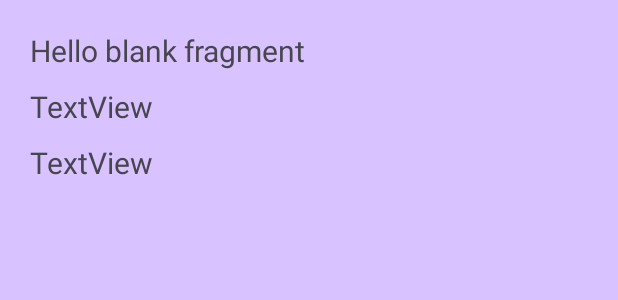
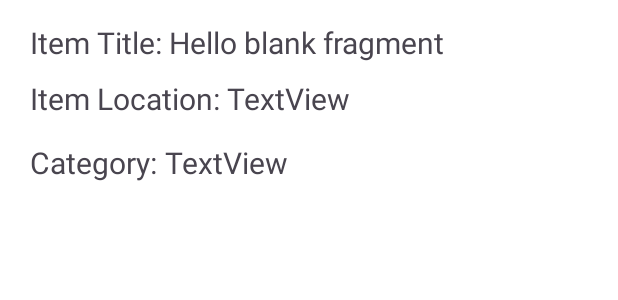
Before and after one commit to peschwartz/hippie-christmas, an Android app: the layout fragment_item.xml on its own in the app's theme, with its tools: preview values and no code run, on a phone screen of 412 x 824 dp. Shown: the top 300 px of the screen. Run offline under Robolectric (Android 15) with nearby library versions, the phone set to English and light mode, and no system bars.

Commit message:
layout edits to fragment

```diff
--- a/app/src/main/res/layout/fragment_item.xml
+++ b/app/src/main/res/layout/fragment_item.xml
@@ -8,36 +8,83 @@
     <LinearLayout
         android:layout_width="match_parent"
         android:layout_height="match_parent"
-        android:background="#D8C2FF"
+        android:background="#FFFFFF"
         android:orientation="vertical"
         android:paddingStart="20dp"
         android:paddingTop="20dp"
         android:paddingEnd="20dp">
 
+        <LinearLayout
+            android:layout_width="match_parent"
+            android:layout_height="wrap_content"
+            android:orientation="horizontal">
+
+            <TextView
+                android:id="@+id/titleTextView2"
+                android:layout_width="wrap_content"
+                android:layout_height="wrap_content"
+                android:layout_gravity="center_vertical"
+                android:layout_marginBottom="10dp"
+                android:text="Item Title: "
+                android:textSize="20sp" />
+
             <TextView
                 android:id="@+id/titleTextView"
-            android:layout_width="match_parent"
+                android:layout_width="wrap_content"
                 android:layout_height="wrap_content"
-            android:layout_gravity="center_vertical"
+                android:layout_gravity="right|center_vertical"
                 android:layout_marginBottom="10dp"
                 android:text="@string/hello_blank_fragment"
                 android:textSize="20sp" />
 
+        </LinearLayout>
+
+        <LinearLayout
+            android:layout_width="match_parent"
+            android:layout_height="wrap_content"
+            android:orientation="horizontal">
+
+            <TextView
+                android:id="@+id/locationTextView2"
+                android:layout_width="wrap_content"
+                android:layout_height="wrap_content"
+                android:layout_gravity="center_vertical"
+                android:layout_marginBottom="10dp"
+                android:text="Item Location: "
+                android:textSize="20sp" />
+
             <TextView
                 android:id="@+id/locationTextView"
-            android:layout_width="match_parent"
+                android:layout_width="wrap_content"
                 android:layout_height="wrap_content"
                 android:layout_gravity="center_vertical"
                 android:layout_marginBottom="10dp"
                 android:text="TextView"
                 android:textSize="20sp" />
 
+        </LinearLayout>
+
+        <LinearLayout
+            android:layout_width="match_parent"
+            android:layout_height="wrap_content"
+            android:orientation="horizontal">
+
+            <TextView
+                android:id="@+id/categoryTextView2"
+                android:layout_width="wrap_content"
+                android:layout_height="wrap_content"
+                android:text="Category: "
+                android:textSize="20sp" />
+
             <TextView
                 android:id="@+id/categoryTextView"
-            android:layout_width="match_parent"
+                android:layout_width="wrap_content"
                 android:layout_height="wrap_content"
                 android:text="TextView"
                 android:textSize="20sp" />
+
+        </LinearLayout>
+
     </LinearLayout>
 
 </FrameLayout>
```
Lines whose indentation alone changed are shown as unchanged.
